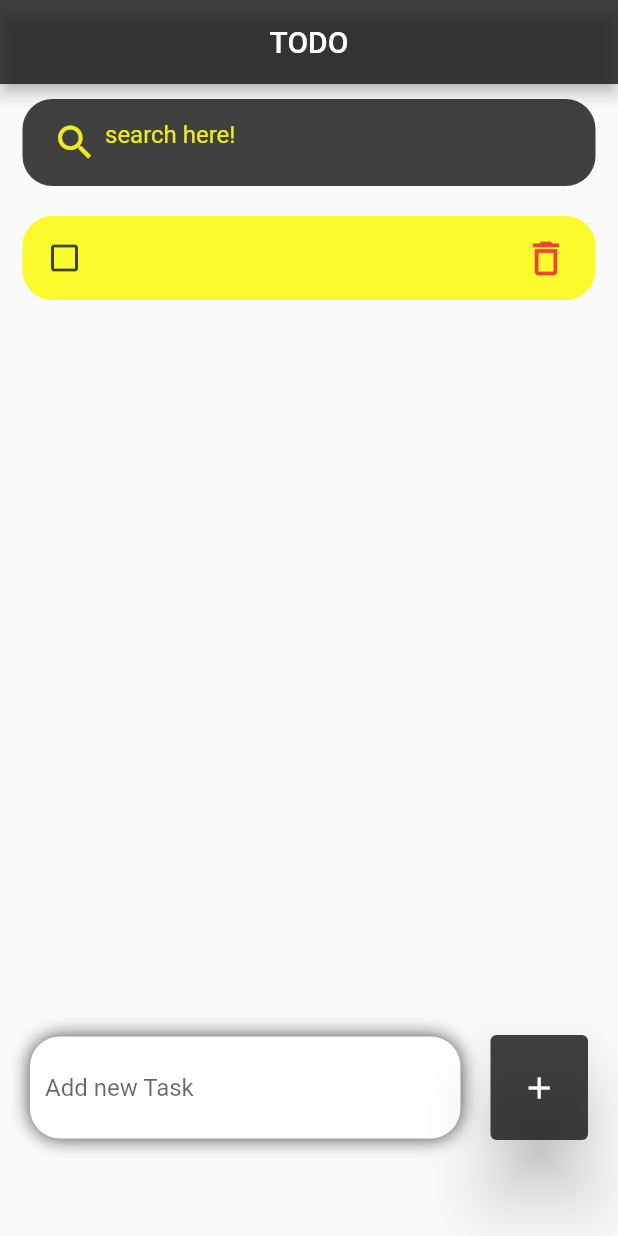
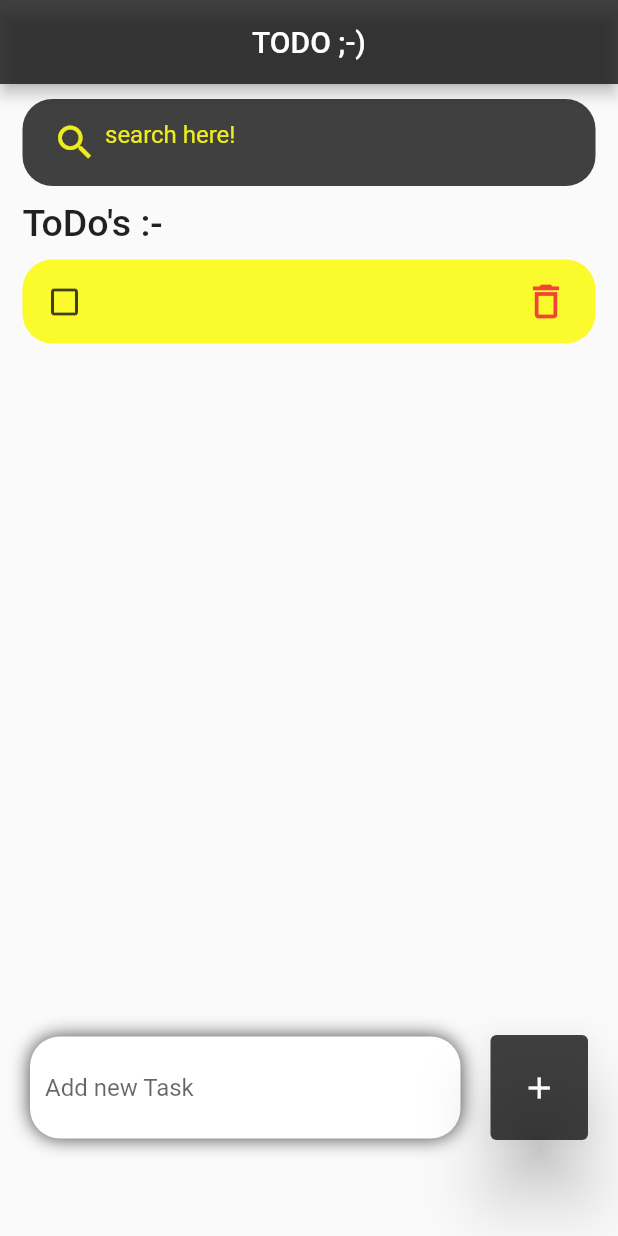
Before and after one commit to Ronit-gurjar/Flutter, a Flutter app: the screen it shows after launch, after a tap on the "add" icon, on a phone screen of 412 x 824 dp. Run offline on Flutter 3.47's test engine with Material 2 defaults, Android fonts, the phone set to English and light mode, and no system bars; our stand-ins replace hive, hive_flutter; accounts and stored records are empty.

Commit message:
HIVE storage :- to save the todo items, we use a local storage. in this project we used HIVE package

```diff
--- a/firstapp/lib/main.dart
+++ b/firstapp/lib/main.dart
@@ -4,8 +4,12 @@
 import 'package:firstapp/todo_item.dart';
 import 'package:flutter/material.dart';
 import 'package:flutter/services.dart';
+import 'package:hive/hive.dart';
+import 'package:hive_flutter/hive_flutter.dart';
 
-void main() {
+void main() async {
+  //intilalize the hive
+  await Hive.initFlutter();
   runApp(MyApp());
 }
 
@@ -53,7 +57,7 @@ class _MyHomePageState extends State<MyHomePage> {
     return Scaffold(
         appBar: AppBar(
           backgroundColor: const Color.fromARGB(206, 20, 20, 20),
-          title: Center(child: Text("TODO")),
+          title: Center(child: Text("TODO ;-)")),
         ),
         body: Stack(children: [
           Positioned(
@@ -72,11 +76,11 @@ class _MyHomePageState extends State<MyHomePage> {
                       children: [
                         Container(
                           margin: const EdgeInsets.only(top: 10, bottom: 10),
-                          /*child: const Text(
-                            "TODO's",
+                          child: const Text(
+                            "ToDo's :-",
                             style: TextStyle(
                                 fontSize: 25, fontWeight: FontWeight.w500),
-                          ),*/
+                          ),
                         ),
                         for (Todo todoo in _foundTodo)
                           TodoItem(
--- a/firstapp/pubspec.yaml
+++ b/firstapp/pubspec.yaml
@@ -32,7 +32,8 @@ dependencies:
   flutter:
     sdk: flutter
 
-
+  hive: ^2.2.3
+  hive_flutter: ^1.1.0
   # The following adds the Cupertino Icons font to your application.
   # Use with the CupertinoIcons class for iOS style icons.
   cupertino_icons: ^1.0.2
@@ -40,7 +41,8 @@ dependencies:
 dev_dependencies:
   flutter_test:
     sdk: flutter
-
+  hive_generator: ^1.1.3
+  build_runner: ^2.1.11
   # The "flutter_lints" package below contains a set of recommended lints to
   # encourage good coding practices. The lint set provided by the package is
   # activated in the `analysis_options.yaml` file located at the root of your
```
Also changed, not shown: firstapp/pubspec.lock, 1 other file.
